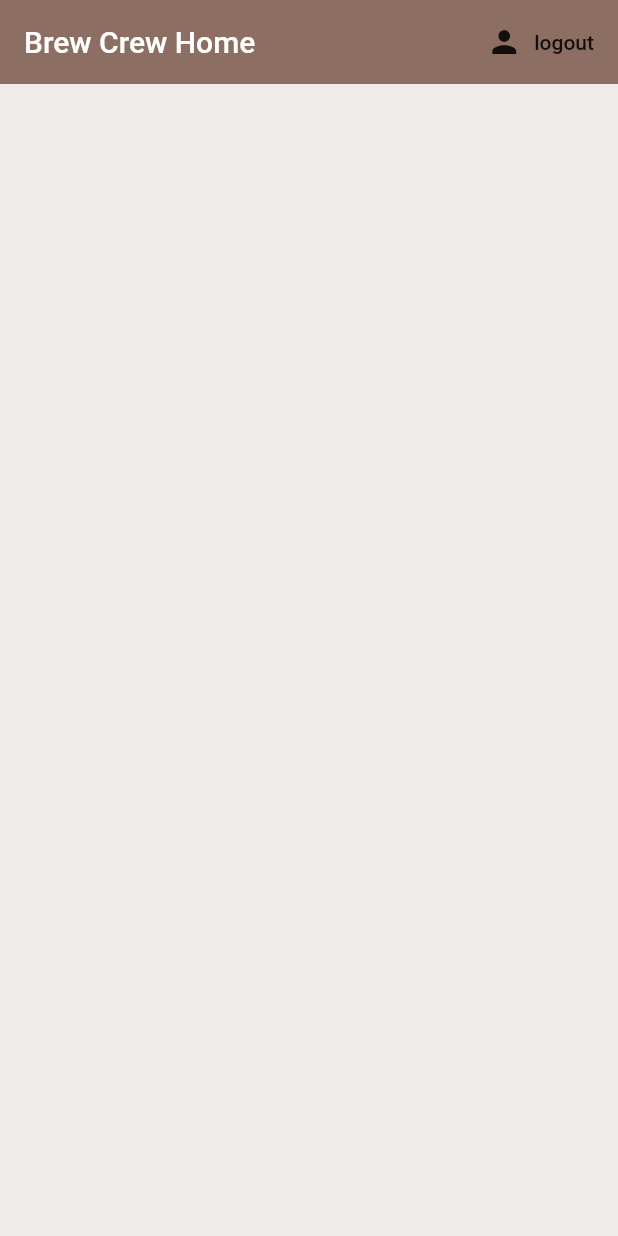
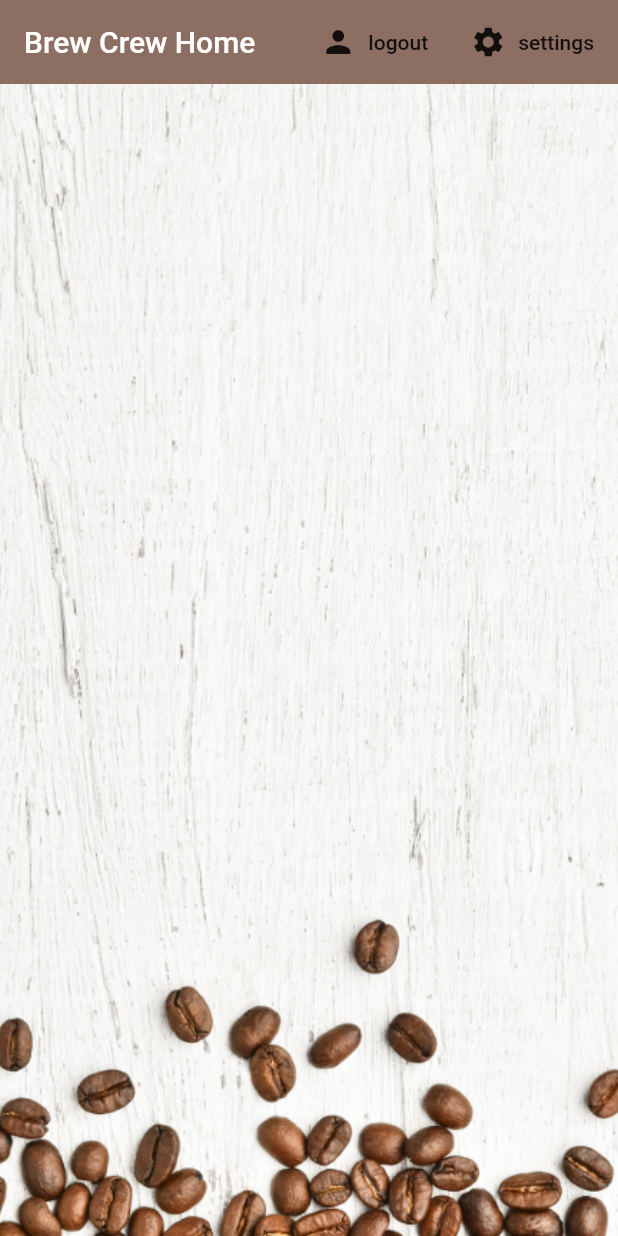
Before and after one commit to Uxyank/Brew-Crew-, a Flutter app: the screen it shows once a user with an empty profile is signed in, on a phone screen of 412 x 824 dp. Run offline on Flutter 3.47's test engine with Material 2 defaults, Android fonts, the phone set to English and light mode, and no system bars; our stand-ins replace cloud_firestore, firebase_auth, firebase_core, flutter_spinkit; accounts and stored records are empty.

Commit message:
Commit F

```diff
--- a/lib/main.dart
+++ b/lib/main.dart
@@ -1,7 +1,6 @@
 import 'package:brew_crew/models/user.dart';
 import 'package:brew_crew/screens/wrapper.dart';
 import 'package:brew_crew/services/auth.dart';
-import 'package:firebase_auth/firebase_auth.dart';
 import 'package:flutter/material.dart';
 import 'package:firebase_core/firebase_core.dart';
 import 'package:provider/provider.dart';
--- a/lib/models/brew.dart
+++ b/lib/models/brew.dart
@@ -1,11 +1,11 @@
 class Brew {
-  final String uid;
+  //final String uid;
   final String name;
   final String sugars;
   final int strength;
 
   Brew({
-    required this.uid,
+    //required this.uid,
     required this.name,
     required this.sugars,
     required this.strength,
--- a/lib/models/user.dart
+++ b/lib/models/user.dart
@@ -3,3 +3,17 @@ class UserOne {
 
   UserOne(this.uid);
 }
+
+class UserData {
+  final String uid;
+  final String name;
+  final String sugars;
+  final int strength;
+
+  UserData({
+    required this.uid,
+    required this.name,
+    required this.sugars,
+    required this.strength,
+  });
+}
--- a/lib/screens/home/home.dart
+++ b/lib/screens/home/home.dart
@@ -1,6 +1,7 @@
 import 'package:brew_crew/models/brew.dart';
 import 'package:brew_crew/models/user.dart';
 import 'package:brew_crew/screens/home/brew_list.dart';
+import 'package:brew_crew/screens/home/settings_form.dart';
 import 'package:brew_crew/services/auth.dart';
 import 'package:brew_crew/services/database.dart';
 import 'package:flutter/material.dart';
@@ -10,6 +11,17 @@ class Home extends StatelessWidget {
   final AuthService _auth = AuthService();
   @override
   Widget build(BuildContext context) {
+    void _ShowSettingPanel() {
+      showModalBottomSheet(
+          context: context,
+          builder: (context) {
+            return Container(
+              padding: EdgeInsets.symmetric(vertical: 20.0, horizontal: 60.0),
+              child: SettingsForm(),
+            );
+          });
+    }
+
     final user1 = Provider.of<UserOne?>(context);
     if (user1 == null) throw Exception("user1 not found");
     final database = DatabaseService(user1.uid);
@@ -29,10 +41,22 @@ class Home extends StatelessWidget {
               onPressed: () async {
                 await _auth.signOut();
               },
+            ),
+            FlatButton.icon(
+              icon: Icon(Icons.settings),
+              label: Text('settings'),
+              onPressed: () => _ShowSettingPanel(),
             )
           ],
         ),
-        body: BrewList(),
+        body: Container(
+          decoration: BoxDecoration(
+              image: DecorationImage(
+            image: AssetImage('assets/coffee_bg.png'),
+            fit: BoxFit.cover,
+          )),
+          child: BrewList(),
+        ),
       ),
     );
   }
--- a/lib/screens/wrapper.dart
+++ b/lib/screens/wrapper.dart
@@ -8,7 +8,7 @@ class Wrapper extends StatelessWidget {
   @override
   Widget build(BuildContext context) {
     //Return either home or authenticate widget
-    //final user = Provider.of<User?>(context);
+
     final user1 = Provider.of<UserOne?>(context);
 
     if (user1 == null) {
--- a/pubspec.yaml
+++ b/pubspec.yaml
@@ -36,6 +36,7 @@ dependencies:
   flutter_spinkit: ^5.0.0
 
 
+
 dev_dependencies:
   flutter_test:
     sdk: flutter
@@ -52,8 +53,8 @@ flutter:
   uses-material-design: true
 
   # To add assets to your application, add an assets section, like this:
-  # assets:
-  #   - images/a_dot_burr.jpeg
+  assets:
+   - assets/
   #   - images/a_dot_ham.jpeg
 
   # An image asset can refer to one or more resolution-specific "variants", see
```
Also changed, not shown: lib/screens/home/brew_list.dart (+2 -26 lines), lib/screens/home/brew_tile.dart (added, +28 -0 lines), lib/screens/home/settings_form.dart (added, +108 -0 lines), lib/services/auth.dart (+5 -5 lines), lib/services/database.dart (+25 -20 lines), assets/coffee_bg.png (added), assets/coffee_icon.png (added).
